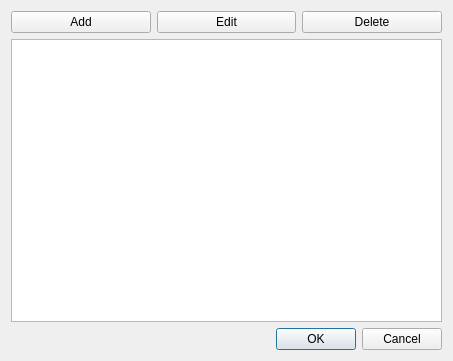
Old version of the form editor/actors/destroyable_edit_dlg.ui in the repository lonski/amarlon.
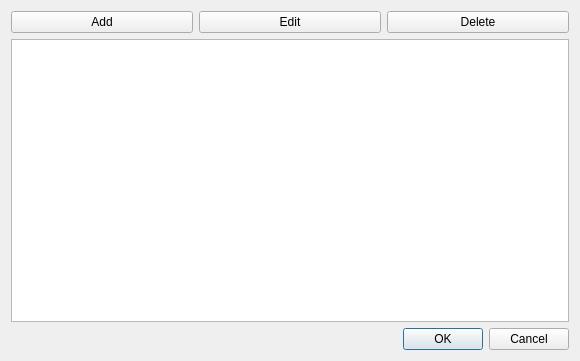
New version of the form.

Patch:
```diff
--- a/editor/actors/destroyable_edit_dlg.ui
+++ b/editor/actors/destroyable_edit_dlg.ui
@@ -6,7 +6,7 @@
    <rect>
     <x>0</x>
     <y>0</y>
-    <width>453</width>
+    <width>580</width>
     <height>361</height>
    </rect>
   </property>
```
Left out of the diff: 12 changed lines with no effect on the pictures.
